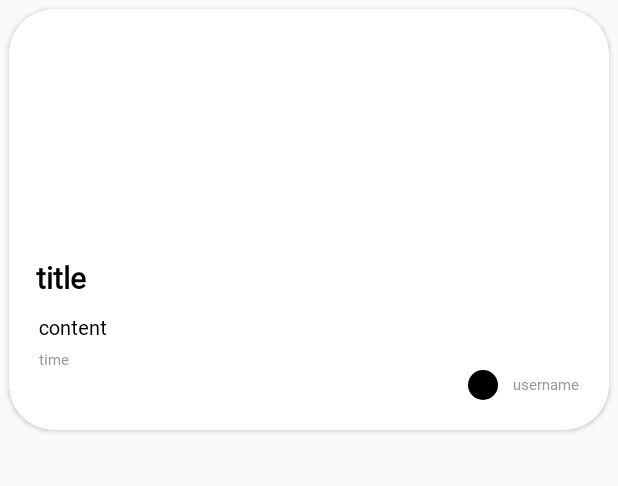
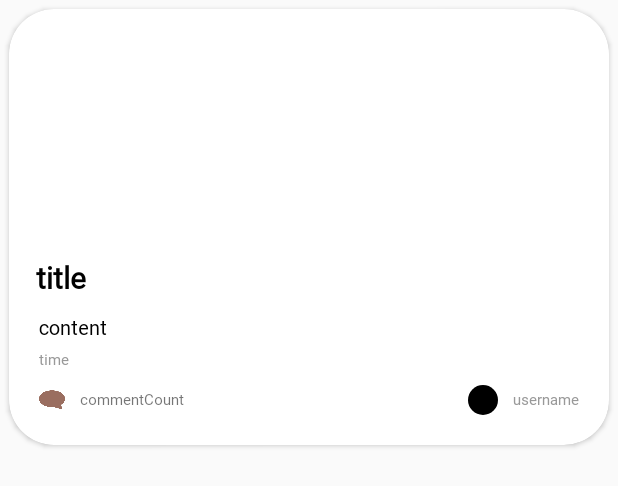
Before and after one commit to mju-teamproject-44/BlueLeaf, an Android app: the layout board_list_item.xml on its own in the app's theme, with its tools: preview values and no code run, on a phone screen of 412 x 824 dp. Shown: the top 486 px of the screen. Run offline under Robolectric (Android 15) with nearby library versions, the phone set to English and light mode, and no system bars.

Commit message:
FEAT: 나의 게시글 보기 기능, 게시판 댓글 수 확인 기능
- 홈 화면에서 유저가 작성한 게시글 확인 기능 추가
- 게시판 목록과 게시글 내부에서 댓글 수 확인 기능 추가

```diff
--- a/app/src/main/AndroidManifest.xml
+++ b/app/src/main/AndroidManifest.xml
@@ -15,6 +15,9 @@
         android:supportsRtl="true"
         android:theme="@style/Theme.BlueLeaf"
         tools:targetApi="31">
+        <activity
+            android:name=".board.MyBoardPostsActivity"
+            android:exported="false" />
         <activity
             android:name=".board.BoardSearchActivity"
             android:exported="false" />
--- a/app/src/main/java/com/example/blueleaf/board/BoardInsideActivity.kt
+++ b/app/src/main/java/com/example/blueleaf/board/BoardInsideActivity.kt
@@ -126,7 +126,7 @@ class BoardInsideActivity : AppCompatActivity() {
             override fun onDataChange(dataSnapshot: DataSnapshot) {
 
                 commentDataList.clear()
-
+                binding.commentCount.text = dataSnapshot.childrenCount.toString()
                 for (dataModel in dataSnapshot.children) {
                     val item = dataModel.getValue(CommentModel::class.java)
                     commentDataList.add(item!!)
--- a/app/src/main/res/layout/board_list_item.xml
+++ b/app/src/main/res/layout/board_list_item.xml
@@ -62,18 +62,51 @@
                 android:textColor="#999999"
                 android:textSize="10sp" />
 
-            <LinearLayout
+            <androidx.constraintlayout.widget.ConstraintLayout
                 android:layout_width="match_parent"
                 android:layout_height="20dp"
-                android:layout_marginBottom="20dp"
-                android:gravity="right"
-                android:orientation="horizontal">
+                android:layout_marginTop="10dp"
+                android:layout_marginBottom="20dp">
+
+                <LinearLayout
+                    android:layout_width="wrap_content"
+                    android:layout_height="match_parent"
+                    android:gravity="center"
+                    android:orientation="horizontal"
+                    app:layout_constraintBottom_toBottomOf="parent"
+                    app:layout_constraintStart_toStartOf="parent"
+                    app:layout_constraintTop_toTopOf="parent">
+
+                    <ImageView
+                        android:layout_width="17dp"
+                        android:layout_height="17dp"
+                        android:layout_marginStart="20dp"
+                        android:layout_marginEnd="10dp"
+                        android:src="@drawable/comment_icon" />
+
+                    <TextView
+                        android:id="@+id/commentCountArea"
+                        android:layout_width="wrap_content"
+                        android:layout_height="match_parent"
+                        android:fontFamily="@font/korail_round_gothic_light"
+                        android:gravity="center"
+                        android:text="commentCount"
+                        android:textSize="10sp" />
+                </LinearLayout>
+
+                <LinearLayout
+                    android:layout_width="wrap_content"
+                    android:layout_height="match_parent"
+                    android:orientation="horizontal"
+                    app:layout_constraintEnd_toEndOf="parent">
+
                     <de.hdodenhof.circleimageview.CircleImageView
                         android:id="@+id/profileImage"
-                    android:src="@color/black"
                         android:layout_width="20dp"
                         android:layout_height="20dp"
-                    android:layout_marginRight="10dp"/>
+                        android:layout_marginRight="10dp"
+                        android:src="@color/black" />
+
                     <TextView
                         android:id="@+id/usernameArea"
                         android:layout_width="wrap_content"
@@ -85,6 +118,7 @@
                         android:textColor="#999999"
                         android:textSize="10sp" />
                 </LinearLayout>
+            </androidx.constraintlayout.widget.ConstraintLayout>
         </LinearLayout>
     </androidx.cardview.widget.CardView>
 
--- a/app/src/main/res/layout/fragment_home.xml
+++ b/app/src/main/res/layout/fragment_home.xml
@@ -344,6 +344,7 @@
                     android:layout_height="wrap_content">
                 </ImageView>
                 <TextView
+                    android:id="@+id/myBoardPosts"
                     android:text="나의 게시글"
                     android:fontFamily="@font/korail_round_gothic_medium"
                     android:textSize="15sp"
```
Also changed, not shown: app/src/main/java/com/example/blueleaf/board/BoardListLVAdapter.kt (+47 -5 lines), app/src/main/java/com/example/blueleaf/board/MyBoardPostsActivity.kt (added, +89 -0 lines), app/src/main/java/com/example/blueleaf/fragments/HomeFragment.kt (+7 -0 lines), app/src/main/res/layout/activity_board_inside.xml (+24 -5 lines), app/src/main/res/layout/activity_my_board_posts.xml (added, +31 -0 lines), app/src/main/res/layout/comment_list_item.xml (+9 -1 lines), app/src/main/res/drawable/comment_icon.png (added). Lines whose indentation alone changed are shown as unchanged.
